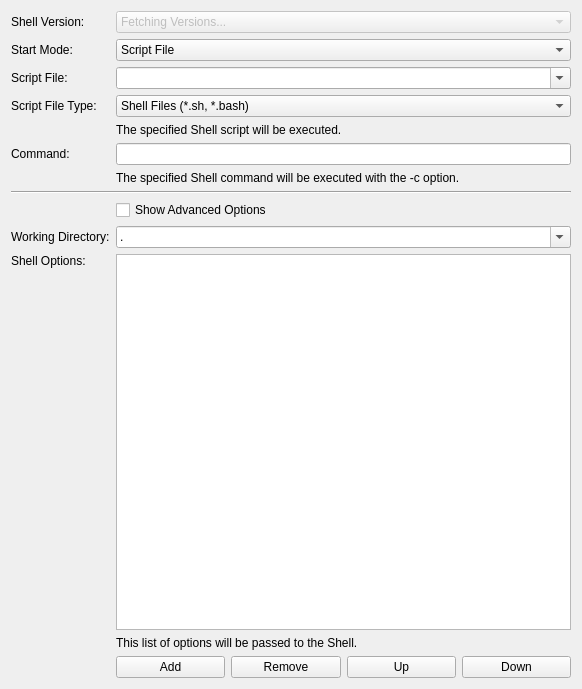
The window that src/brickv/plugin_system/plugins/red/ui/program_page_shell.ui (Tinkerforge/brickv) describes before a commit, drawn with Qt 5.
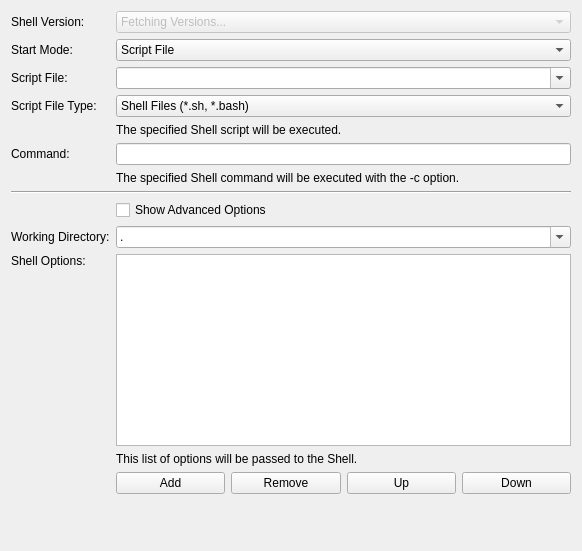
The same window after the commit. Custom widgets are drawn as their Qt base class.

Commit message:
red-brick/pw: Add spacers to program pages to ensure proper layout expansion
Before the Python, JavaScript and PHP pages would not layout correctly
in all situations.

Patch:
```diff
--- a/src/brickv/plugin_system/plugins/red/ui/program_page_shell.ui
+++ b/src/brickv/plugin_system/plugins/red/ui/program_page_shell.ui
@@ -7,7 +7,7 @@
     <x>0</x>
     <y>0</y>
     <width>582</width>
-    <height>689</height>
+    <height>551</height>
    </rect>
   </property>
   <property name="windowTitle">
@@ -241,6 +241,19 @@
        </property>
       </widget>
      </item>
+     <item row="13" column="1" colspan="4">
+      <widget class="QLabel" name="label_spacer">
+       <property name="sizePolicy">
+        <sizepolicy hsizetype="Preferred" vsizetype="Preferred">
+         <horstretch>0</horstretch>
+         <verstretch>1</verstretch>
+        </sizepolicy>
+       </property>
+       <property name="text">
+        <string>&lt;spacer&gt;</string>
+       </property>
+      </widget>
+     </item>
     </layout>
    </item>
   </layout>
```
The commit also changes 24 other files.
